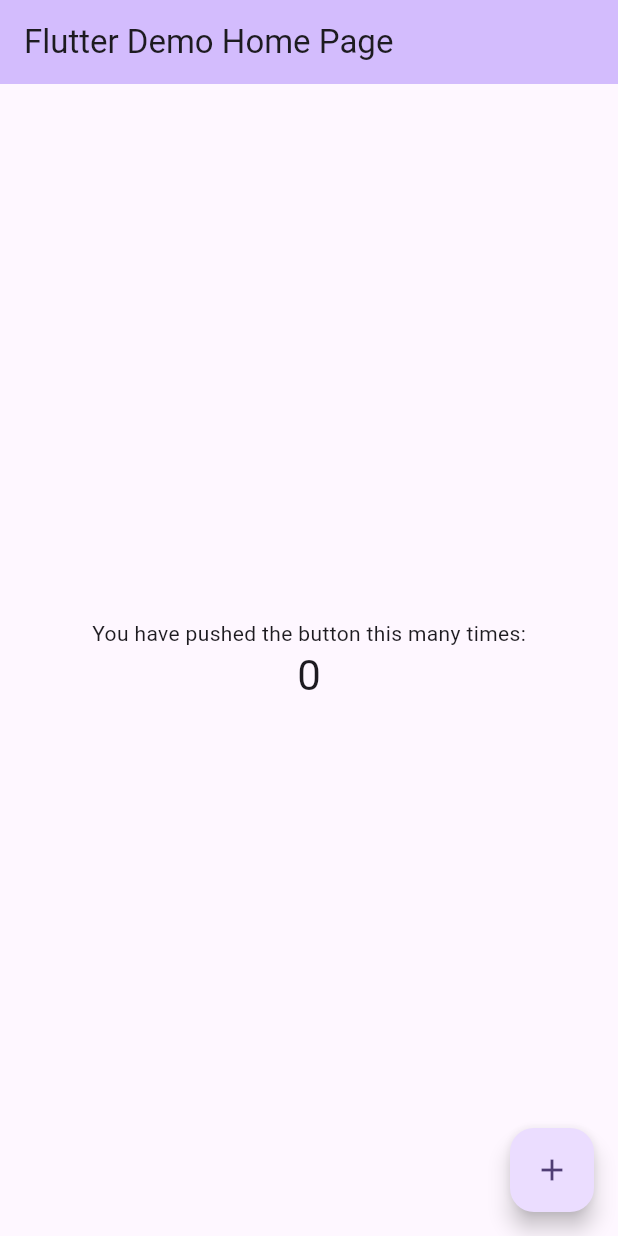
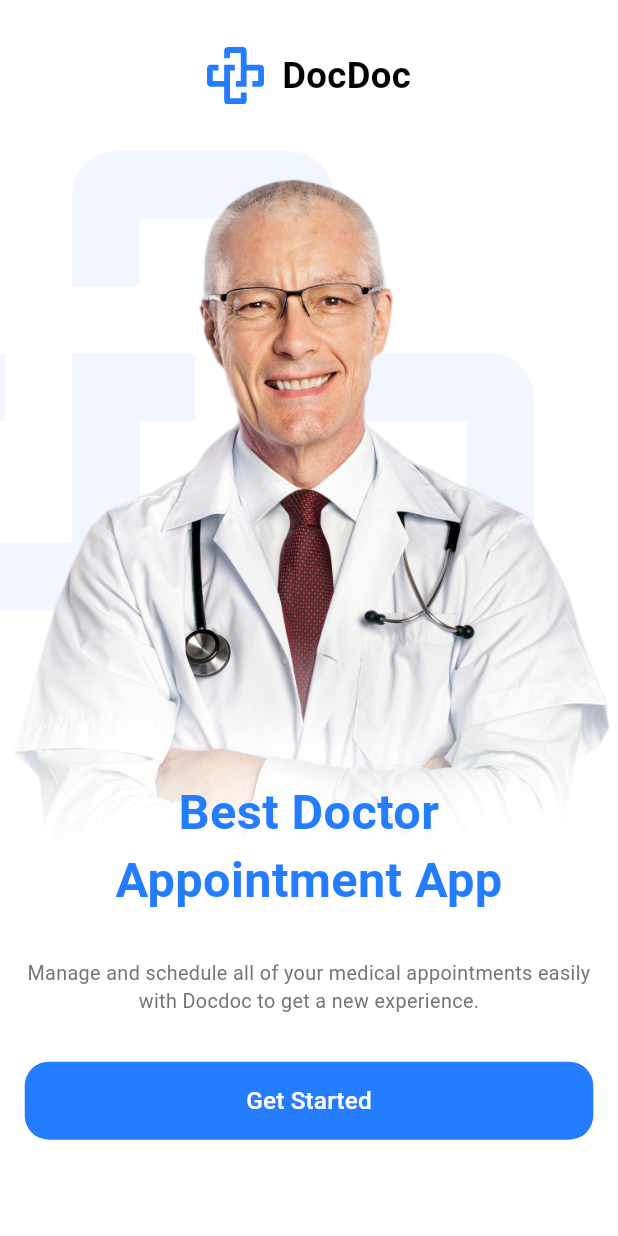
Before and after one commit to Marwadnz4/docdoc_app_advanced, a Flutter app: the screen it shows after launch, on a phone screen of 412 x 824 dp. Run offline on Flutter 3.47's test engine with Material 3 defaults, Android fonts, the light colour scheme and no system bars; our stand-ins replace flutter_screenutil, flutter_svg.

Commit message:
made a file for doc app client added navigation extension added routing folder that contains router class and routes file added colors and text styles added empty login screen added onboarding screen update packages

```diff
--- /dev/null
+++ b/lib/core/helpers/extensions.dart
@@ -0,0 +1,17 @@
+import 'package:flutter/material.dart';
+
+extension Navigation on BuildContext {
+  Future<dynamic> pushNamed(String routeName, {Object? arguments}) {
+    return Navigator.of(this).pushNamed(routeName, arguments: arguments);
+  }
+
+    Future<dynamic> pushReplacementNamed(String routeName, {Object? arguments}) {
+    return Navigator.of(this).pushReplacementNamed(routeName, arguments: arguments);
+  }
+
+    Future<dynamic> pushNamedAndRemoveUntil(String routeName, {Object? arguments, required RoutePredicate predicate}) {
+    return Navigator.of(this).pushNamedAndRemoveUntil(routeName, predicate , arguments: arguments);
+  }
+
+  void pop() => Navigator.of(this).pop();
+}
--- /dev/null
+++ b/lib/core/routing/app_router.dart
@@ -0,0 +1,30 @@
+import 'package:docdoc_app/core/routing/routes.dart';
+import 'package:docdoc_app/features/login/ui/login_screen.dart';
+import 'package:docdoc_app/features/onboarding/onboarding_screen.dart';
+import 'package:flutter/material.dart';
+
+class AppRouter {
+  Route generateRoute(RouteSettings settings) {
+    //this arguments to be passed in any screen like this ( arguments as ClassName )
+    final arguments = settings.arguments;
+
+    switch (settings.name) {
+      case Routes.onBoardingScreen:
+        return MaterialPageRoute(
+          builder: (_) => const OnBoardingScreen(),
+        );
+      case Routes.loginScreen:
+        return MaterialPageRoute(
+          builder: (_) => const LoginScreen(),
+        );
+      default:
+        return MaterialPageRoute(
+          builder: (_) => Scaffold(
+            body: Center(
+              child: Text('No route defined for ${settings.name}'),
+            ),
+          ),
+        );
+    }
+  }
+}
--- /dev/null
+++ b/lib/core/routing/routes.dart
@@ -0,0 +1,4 @@
+class Routes {
+  static const String onBoardingScreen = '/onBoardingScreen';
+  static const String loginScreen = '/login Screen';
+}
--- /dev/null
+++ b/lib/core/theming/colors.dart
@@ -0,0 +1,6 @@
+import 'package:flutter/material.dart';
+
+class ColorManager {
+  static const Color mainBlue = Color(0xff247CFF);
+  static const Color gray = Color(0xff757575);
+}
--- /dev/null
+++ b/lib/core/theming/styles.dart
@@ -0,0 +1,29 @@
+import 'package:docdoc_app/core/theming/colors.dart';
+import 'package:flutter/material.dart';
+import 'package:flutter_screenutil/flutter_screenutil.dart';
+
+class TextStyles {
+  static TextStyle font24Black700Weight = TextStyle(
+    color: Colors.black,
+    fontSize: 24.sp,
+    fontWeight: FontWeight.w700,
+  );
+
+  static TextStyle font32BlueBold = TextStyle(
+    color: ColorManager.mainBlue,
+    fontSize: 32.sp,
+    fontWeight: FontWeight.bold,
+  );
+
+  static TextStyle font13GrayRegular = TextStyle(
+    color: ColorManager.gray,
+    fontSize: 13.sp,
+  );
+
+  static TextStyle font16WhiteSemibold = TextStyle(
+    color: Colors.white,
+    fontSize: 16.sp,
+    fontWeight: FontWeight.w500,
+
+  );
+}
--- /dev/null
+++ b/lib/doc_app.dart
@@ -0,0 +1,27 @@
+import 'package:docdoc_app/core/routing/app_router.dart';
+import 'package:docdoc_app/core/routing/routes.dart';
+import 'package:docdoc_app/core/theming/colors.dart';
+import 'package:flutter/material.dart';
+import 'package:flutter_screenutil/flutter_screenutil.dart';
+
+class DocApp extends StatelessWidget {
+  final AppRouter appRouter;
+  const DocApp({super.key, required this.appRouter});
+
+  @override
+  Widget build(BuildContext context) {
+    return ScreenUtilInit(
+      designSize: const Size(375, 812),
+      minTextAdapt: true,
+      child: MaterialApp(
+        debugShowCheckedModeBanner: false,
+        theme: ThemeData(
+          primaryColor: ColorManager.mainBlue,
+          scaffoldBackgroundColor: Colors.white,
+        ),
+        initialRoute: Routes.onBoardingScreen,
+        onGenerateRoute: appRouter.generateRoute,
+      ),
+    );
+  }
+}
--- /dev/null
+++ b/lib/features/login/ui/login_screen.dart
@@ -0,0 +1,14 @@
+import 'package:flutter/material.dart';
+
+class LoginScreen extends StatelessWidget {
+  const LoginScreen({super.key});
+
+  @override
+  Widget build(BuildContext context) {
+    return Scaffold(
+      appBar: AppBar(
+        title: const Text('Login Screen'),
+      ),
+    );
+  }
+}
--- /dev/null
+++ b/lib/features/onboarding/onboarding_screen.dart
@@ -0,0 +1,47 @@
+import 'package:docdoc_app/core/theming/styles.dart';
+import 'package:docdoc_app/features/onboarding/widgets/doc_logo_and_name.dart';
+import 'package:docdoc_app/features/onboarding/widgets/doctor_image_and_text.dart';
+import 'package:docdoc_app/features/onboarding/widgets/get_started_button.dart';
+import 'package:flutter/material.dart';
+import 'package:flutter_screenutil/flutter_screenutil.dart';
+
+class OnBoardingScreen extends StatelessWidget {
+  const OnBoardingScreen({super.key});
+
+  @override
+  Widget build(BuildContext context) {
+    return Scaffold(
+      body: SafeArea(
+        child: SingleChildScrollView(
+          child: Padding(
+            padding: EdgeInsets.only(
+              top: 30.h,
+              bottom: 30.h,
+            ),
+            child: Column(
+              children: [
+                const DocLogoAndName(),
+                SizedBox(height: 30.h),
+                const DoctorImageAndText(),
+                Padding(
+                  padding: EdgeInsets.symmetric(horizontal: 15.w),
+                  child: Column(
+                    children: [
+                      Text(
+                        'Manage and schedule all of your medical appointments easily with Docdoc to get a new experience.',
+                        style: TextStyles.font13GrayRegular,
+                        textAlign: TextAlign.center,
+                      ),
+                      SizedBox(height: 30.h),
+                      const GetStartedButton(),
+                    ],
+                  ),
+                ),
+              ],
+            ),
+          ),
+        ),
+      ),
+    );
+  }
+}
--- /dev/null
+++ b/lib/features/onboarding/widgets/doc_logo_and_name.dart
@@ -0,0 +1,25 @@
+import 'package:docdoc_app/core/theming/styles.dart';
+import 'package:flutter/material.dart';
+import 'package:flutter_screenutil/flutter_screenutil.dart';
+import 'package:flutter_svg/flutter_svg.dart';
+
+class DocLogoAndName extends StatelessWidget {
+  const DocLogoAndName({super.key});
+
+  @override
+  Widget build(BuildContext context) {
+    return Row(
+      mainAxisAlignment: MainAxisAlignment.center,
+      children: [
+        SvgPicture.asset('assets/svgs/docdoc_logo.svg'),
+        SizedBox(
+          width: 10.w
+        ),
+        Text(
+          'DocDoc',
+          style: TextStyles.font24Black700Weight,
+        ),
+      ],
+    );
+  }
+}
--- /dev/null
+++ b/lib/features/onboarding/widgets/doctor_image_and_text.dart
@@ -0,0 +1,46 @@
+import 'package:docdoc_app/core/theming/styles.dart';
+import 'package:flutter/material.dart';
+import 'package:flutter_screenutil/flutter_screenutil.dart';
+import 'package:flutter_svg/flutter_svg.dart';
+
+class DoctorImageAndText extends StatelessWidget {
+  const DoctorImageAndText({super.key});
+
+  @override
+  Widget build(BuildContext context) {
+    return Stack(
+      children: [
+        SvgPicture.asset('assets/svgs/docdoc_logo_low_opacity.svg'),
+        Container(
+          foregroundDecoration: BoxDecoration(
+            gradient: LinearGradient(
+              colors: [
+                Colors.white,
+                Colors.white.withOpacity(0.0),
+              ],
+              begin: Alignment.bottomCenter,
+              end: Alignment.topCenter,
+              stops: const [
+                0.14,
+                0.4,
+              ],
+            ),
+          ),
+          child: Image.asset('assets/images/onboarding_doctor.png'),
+        ),
+        Positioned(
+          bottom: 30.h,
+          left: 0,
+          right: 0,
+          child: Text(
+            'Best Doctor\nAppointment App',
+            textAlign: TextAlign.center,
+            style: TextStyles.font32BlueBold.copyWith(
+              height: 1.4,
+            ),
+          ),
+        ),
+      ],
+    );
+  }
+}
--- /dev/null
+++ b/lib/features/onboarding/widgets/get_started_button.dart
@@ -0,0 +1,32 @@
+import 'package:docdoc_app/core/helpers/extensions.dart';
+import 'package:docdoc_app/core/routing/routes.dart';
+import 'package:docdoc_app/core/theming/colors.dart';
+import 'package:docdoc_app/core/theming/styles.dart';
+import 'package:flutter/material.dart';
+
+class GetStartedButton extends StatelessWidget {
+  const GetStartedButton({super.key});
+
+  @override
+  Widget build(BuildContext context) {
+    return TextButton(
+      onPressed: () {
+        context.pushNamed(Routes.loginScreen);
+      },
+      style: ButtonStyle(
+        backgroundColor: MaterialStateProperty.all(ColorManager.mainBlue),
+        tapTargetSize: MaterialTapTargetSize.shrinkWrap,
+        minimumSize: MaterialStateProperty.all(const Size(double.infinity, 52)),
+        shape: MaterialStateProperty.all(
+          RoundedRectangleBorder(
+            borderRadius: BorderRadius.circular(16),
+          ),
+        ),
+      ),
+      child: Text(
+        'Get Started',
+        style: TextStyles.font16WhiteSemibold,
+      ),
+    );
+  }
+}
--- a/lib/main.dart
+++ b/lib/main.dart
@@ -1,125 +1,11 @@
+import 'package:docdoc_app/core/routing/app_router.dart';
+import 'package:docdoc_app/doc_app.dart';
 import 'package:flutter/material.dart';
 
 void main() {
-  runApp(const MyApp());
+  runApp(
+    DocApp(
+      appRouter: AppRouter(),
+    ),
+  );
 }
-
-class MyApp extends StatelessWidget {
-  const MyApp({super.key});
-
-  // This widget is the root of your application.
-  @override
-  Widget build(BuildContext context) {
-    return MaterialApp(
-      title: 'Flutter Advanced course',
-      theme: ThemeData(
-        // This is the theme of your application.
-        //
-        // TRY THIS: Try running your application with "flutter run". You'll see
-        // the application has a purple toolbar. Then, without quitting the app,
-        // try changing the seedColor in the colorScheme below to Colors.green
-        // and then invoke "hot reload" (save your changes or press the "hot
-        // reload" button in a Flutter-supported IDE, or press "r" if you used
-        // the command line to start the app).
-        //
-        // Notice that the counter didn't reset back to zero; the application
-        // state is not lost during the reload. To reset the state, use hot
-        // restart instead.
-        //
-        // This works for code too, not just values: Most code changes can be
-        // tested with just a hot reload.
-        colorScheme: ColorScheme.fromSeed(seedColor: Colors.deepPurple),
-        useMaterial3: true,
-      ),
-      home: const MyHomePage(title: 'Flutter Demo Home Page'),
-    );
-  }
-}
-
-class MyHomePage extends StatefulWidget {
-  const MyHomePage({super.key, required this.title});
-
-  // This widget is the home page of your application. It is stateful, meaning
-  // that it has a State object (defined below) that contains fields that affect
-  // how it looks.
-
-  // This class is the configuration for the state. It holds the values (in this
-  // case the title) provided by the parent (in this case the App widget) and
-  // used by the build method of the State. Fields in a Widget subclass are
-  // always marked "final".
-
-  final String title;
-
-  @override
-  State<MyHomePage> createState() => _MyHomePageState();
-}
-
-class _MyHomePageState extends State<MyHomePage> {
-  int _counter = 0;
-
-  void _incrementCounter() {
-    setState(() {
-      // This call to setState tells the Flutter framework that something has
-      // changed in this State, which causes it to rerun the build method below
-      // so that the display can reflect the updated values. If we changed
-      // _counter without calling setState(), then the build method would not be
-      // called again, and so nothing would appear to happen.
-      _counter++;
-    });
-  }
-
-  @override
-  Widget build(BuildContext context) {
-    // This method is rerun every time setState is called, for instance as done
-    // by the _incrementCounter method above.
-    //
-    // The Flutter framework has been optimized to make rerunning build methods
-    // fast, so that you can just rebuild anything that needs updating rather
-    // than having to individually change instances of widgets.
-    return Scaffold(
-      appBar: AppBar(
-        // TRY THIS: Try changing the color here to a specific color (to
-        // Colors.amber, perhaps?) and trigger a hot reload to see the AppBar
-        // change color while the other colors stay the same.
-        backgroundColor: Theme.of(context).colorScheme.inversePrimary,
-        // Here we take the value from the MyHomePage object that was created by
-        // the App.build method, and use it to set our appbar title.
-        title: Text(widget.title),
-      ),
-      body: Center(
-        // Center is a layout widget. It takes a single child and positions it
-        // in the middle of the parent.
-        child: Column(
-          // Column is also a layout widget. It takes a list of children and
-          // arranges them vertically. By default, it sizes itself to fit its
-          // children horizontally, and tries to be as tall as its parent.
-          //
-          // Column has various properties to control how it sizes itself and
-          // how it positions its children. Here we use mainAxisAlignment to
-          // center the children vertically; the main axis here is the vertical
-          // axis because Columns are vertical (the cross axis would be
-          // horizontal).
-          //
-          // TRY THIS: Invoke "debug painting" (choose the "Toggle Debug Paint"
-          // action in the IDE, or press "p" in the console), to see the
-          // wireframe for each widget.
-          mainAxisAlignment: MainAxisAlignment.center,
-          children: <Widget>[
-            const Text(
-              'You have pushed the button this many times:',
-            ),
-            Text(
-              '$_counter',
-              style: Theme.of(context).textTheme.headlineMedium,
-            ),
-          ],
-        ),
-      ),
-      floatingActionButton: FloatingActionButton(
-        onPressed: _incrementCounter,
-        tooltip: 'Increment',
-        child: const Icon(Icons.add),
-      ), // This trailing comma makes auto-formatting nicer for build methods.
-    );
-  }
-}
```
Also changed, not shown: pubspec.yaml (+13 -13 lines), lib/core/theming/fonts.dart (added), pubspec.lock, 1 other file.
